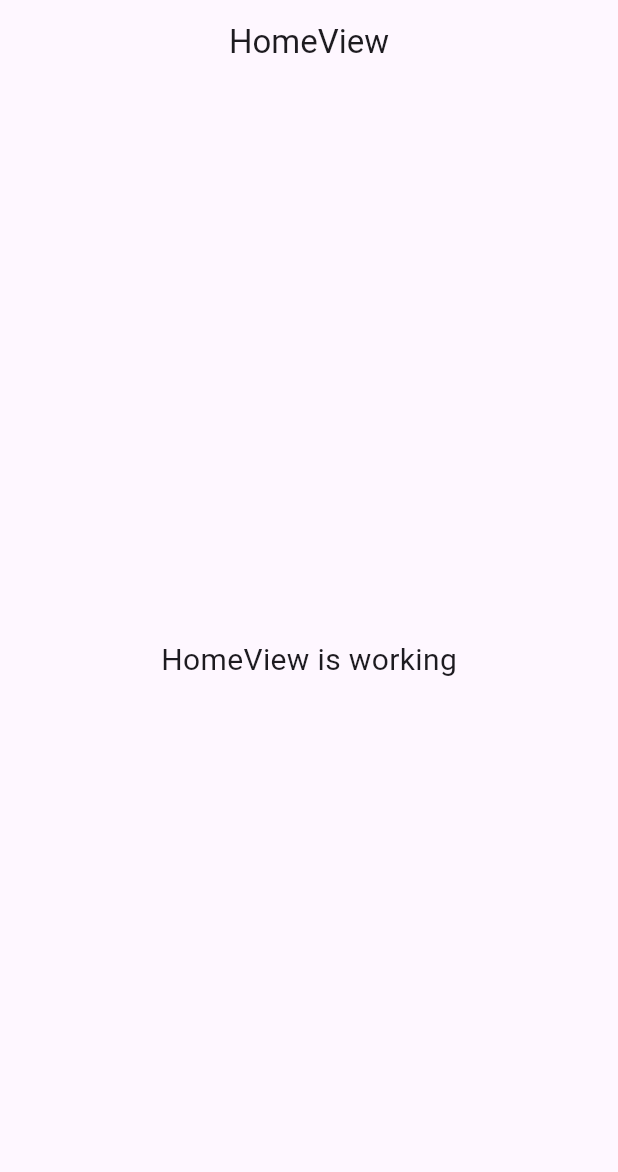
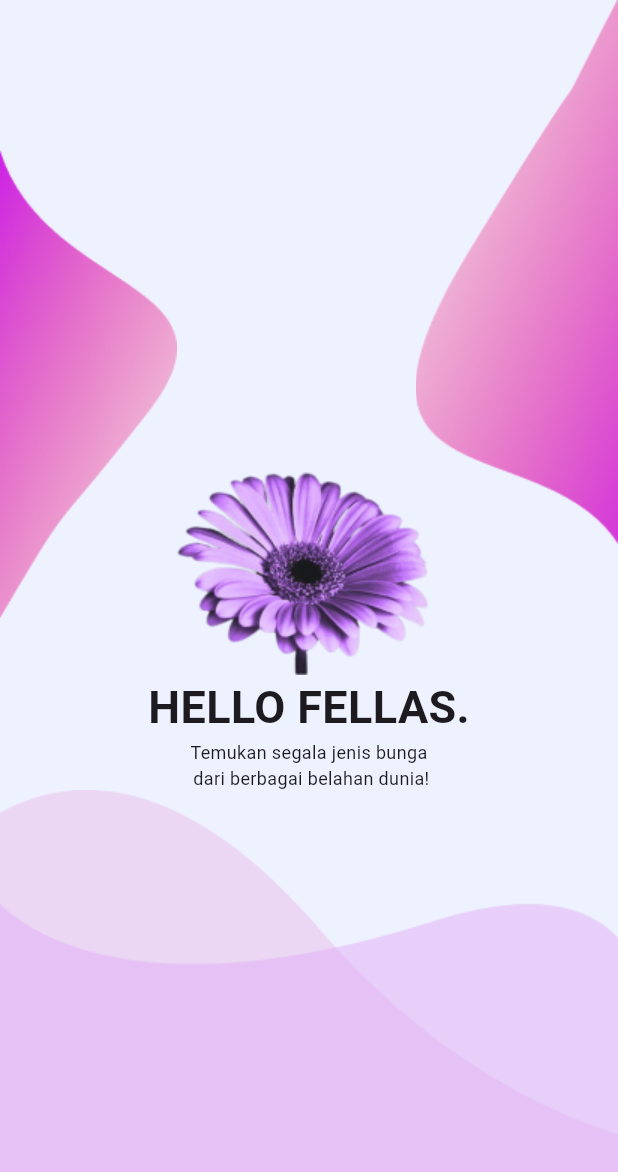
Before and after one commit to ArifSanPinim09/mini_project_msib, a Flutter app: the screen it shows after launch, on a phone screen of 412 x 824 dp. Shown: the top 1172 px of the screen. Run offline on Flutter 3.47's test engine with Material 3 defaults, Android fonts, the phone set to English and light mode, and no system bars; our stand-ins replace firebase_core, get; accounts and stored records are empty.

Commit message:
splash view and folder assets

```diff
--- /dev/null
+++ b/lib/app/modules/splash/views/splash_view.dart
@@ -0,0 +1,74 @@
+import 'package:flutter/material.dart';
+import 'package:get/get.dart';
+import '../controllers/splash_controller.dart';
+
+class SplashView extends GetView<SplashController> {
+  const SplashView({super.key});
+  @override
+  Widget build(BuildContext context) {
+    return Scaffold(
+      backgroundColor: const Color(0xffEEF2FF),
+      body: Stack(
+        fit: StackFit.expand,
+        children: [
+          // Vector background atas
+          Positioned(
+            top: 100,
+            left: 0,
+            child: Image.asset(
+              'assets/images/splash vector 1.png',
+            ),
+          ),
+          Positioned(
+            top: 0,
+            right: 0,
+            child: Image.asset(
+              'assets/images/splash vector 2.png',
+            ),
+          ),
+
+          // Konten tengah
+          Center(
+            child: Column(
+              mainAxisAlignment: MainAxisAlignment.center,
+              children: [
+                Image.asset(
+                  'assets/images/bunga ungu 1.png',
+                ),
+                const Text(
+                  'HELLO FELLAS.',
+                  style: TextStyle(fontSize: 30, fontWeight: FontWeight.bold),
+                ),
+                const Text(
+                  "Temukan segala jenis bunga\n dari berbagai belahan dunia!",
+                  textAlign: TextAlign.center,
+                  style: TextStyle(fontSize: 12.0),
+                )
+              ],
+            ),
+          ),
+
+          // Vector background bawah
+          Positioned(
+            bottom: 0,
+            left: 0,
+            right: 0,
+            child: Stack(
+              alignment: Alignment.bottomCenter,
+              children: [
+                Image.asset(
+                  'assets/images/Vector 3.png',
+                  width: MediaQuery.of(context).size.width,
+                ),
+                Image.asset(
+                  'assets/images/Vector 4.png',
+                  width: MediaQuery.of(context).size.width,
+                ),
+              ],
+            ),
+          )
+        ],
+      ),
+    );
+  }
+}
--- a/lib/app/routes/app_routes.dart
+++ b/lib/app/routes/app_routes.dart
@@ -4,9 +4,11 @@ part of 'app_pages.dart';
 abstract class Routes {
   Routes._();
   static const HOME = _Paths.HOME;
+  static const SPLASH = _Paths.SPLASH;
 }
 
 abstract class _Paths {
   _Paths._();
   static const HOME = '/home';
+  static const SPLASH = '/splash';
 }
--- a/lib/main.dart
+++ b/lib/main.dart
@@ -11,6 +11,7 @@ void main() async {
   );
   runApp(
     GetMaterialApp(
+      debugShowCheckedModeBanner: false,
       title: "Application",
       initialRoute: AppPages.INITIAL,
       getPages: AppPages.routes,
--- a/pubspec.yaml
+++ b/pubspec.yaml
@@ -61,9 +61,9 @@ flutter:
   uses-material-design: true
 
   # To add assets to your application, add an assets section, like this:
-  # assets:
-  #   - images/a_dot_burr.jpeg
-  #   - images/a_dot_ham.jpeg
+  assets:
+    - assets/images/
+    - assets/icons/
 
   # An image asset can refer to one or more resolution-specific "variants", see
   # https://flutter.dev/to/resolution-aware-images
```
Also changed, not shown: lib/app/modules/splash/bindings/splash_binding.dart (added, +12 -0 lines), lib/app/modules/splash/controllers/splash_controller.dart (added, +12 -0 lines), lib/app/routes/app_pages.dart (+8 -1 lines), assets/images/Vector 3.png (added), assets/images/Vector 4.png (added), assets/images/bunga ungu 1.png (added), assets/images/splash vector 1.png (added), assets/images/splash vector 2.png (added).
